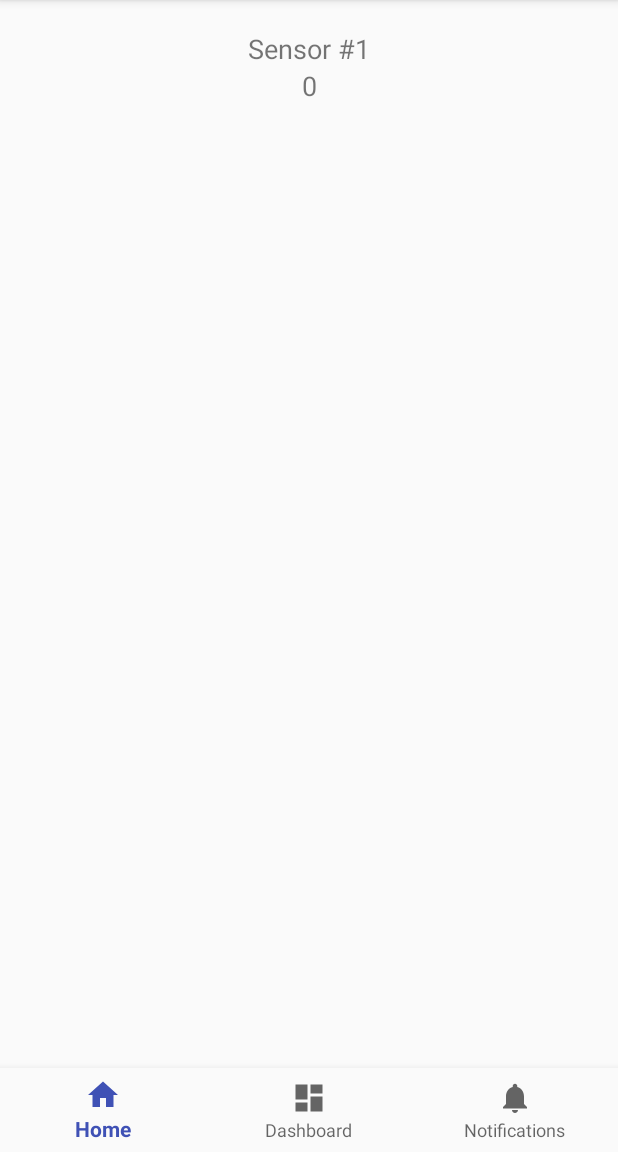
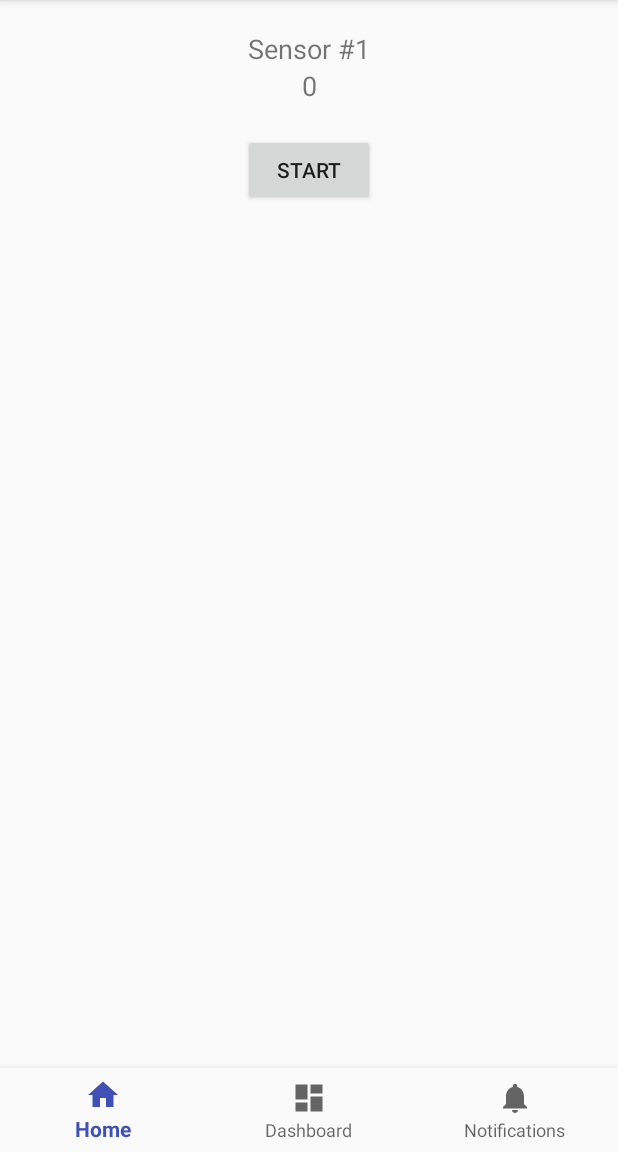
Before and after one commit to luizguilhermefr/CropMonitorAndroid, an Android app: the screen it shows after launch (MainActivity), on a phone screen of 412 x 824 dp, the part 84-1236 px from its top. Run offline under Robolectric (Android 15) with nearby library versions, the phone set to English and light mode, and no system bars.

```diff
--- a/app/src/main/java/br/unioeste/cropmonitor/MainActivity.java
+++ b/app/src/main/java/br/unioeste/cropmonitor/MainActivity.java
@@ -8,11 +8,9 @@ import android.support.design.widget.BottomNavigationView.OnNavigationItemSelect
 import android.support.v4.app.FragmentTransaction;
 import android.support.v7.app.AppCompatActivity;
 import android.view.MenuItem;
-import android.widget.FrameLayout;
 
 public class MainActivity extends AppCompatActivity implements MonitorFragment.OnFragmentInteractionListener {
 
-    FrameLayout frame;
 
     private OnNavigationItemSelectedListener mOnNavigationItemSelectedListener
             = new OnNavigationItemSelectedListener() {
@@ -42,11 +40,12 @@ public class MainActivity extends AppCompatActivity implements MonitorFragment.O
 
         getSupportFragmentManager().beginTransaction().replace(R.id.mainFrame, new MonitorFragment()).commit();
 
-        BottomNavigationView navigation = (BottomNavigationView) findViewById(R.id.navigation);
+        BottomNavigationView navigation = findViewById(R.id.navigation);
         navigation.setOnNavigationItemSelectedListener(mOnNavigationItemSelectedListener);
     }
 
     @Override
     public void onFragmentInteraction(Uri uri) {
     }
+
 }
--- a/app/src/main/java/br/unioeste/cropmonitor/MonitorFragment.java
+++ b/app/src/main/java/br/unioeste/cropmonitor/MonitorFragment.java
@@ -3,14 +3,22 @@ package br.unioeste.cropmonitor;
 import android.content.Context;
 import android.net.Uri;
 import android.os.Bundle;
+import android.os.Handler;
 import android.support.v4.app.Fragment;
 import android.view.LayoutInflater;
 import android.view.View;
 import android.view.ViewGroup;
+import android.widget.Button;
+import android.widget.TextView;
+
+import java.util.Random;
 
 
 public class MonitorFragment extends Fragment {
 
+    Button btnStart;
+    private Handler uiHandler = new Handler();
+    private TextView sensor1Content;
     private OnFragmentInteractionListener mListener;
 
     public MonitorFragment() {
@@ -31,7 +39,15 @@ public class MonitorFragment extends Fragment {
     @Override
     public View onCreateView(LayoutInflater inflater, ViewGroup container,
                              Bundle savedInstanceState) {
-        return inflater.inflate(R.layout.fragment_monitor, container, false);
+        View view = inflater.inflate(R.layout.fragment_monitor, container, false);
+        btnStart = view.findViewById(R.id.startPollingBtn);
+        btnStart.setOnClickListener(new View.OnClickListener() {
+            @Override
+            public void onClick(View view) {
+                poll(view);
+            }
+        });
+        return view;
     }
 
     public void onButtonPressed(Uri uri) {
@@ -57,6 +73,39 @@ public class MonitorFragment extends Fragment {
         mListener = null;
     }
 
+    public void poll(View view) {
+        Runnable runnable = new Runnable() {
+            @Override
+            public void run() {
+                updateSensors();
+            }
+        };
+        new Thread(runnable).start();
+    }
+
+    private void updateSensor1Ui(final String value) {
+        sensor1Content = getView().findViewById(R.id.sensor1Content);
+        uiHandler.post(new Runnable() {
+            @Override
+            public void run() {
+                sensor1Content.setText(value);
+            }
+        });
+    }
+
+    private void updateSensors() {
+        Integer sensor1;
+        for (; ; ) {
+            sensor1 = new Random().nextInt();
+            updateSensor1Ui(String.valueOf(sensor1));
+            try {
+                Thread.sleep(1000);
+            } catch (InterruptedException e) {
+                e.printStackTrace();
+            }
+        }
+    }
+
     public interface OnFragmentInteractionListener {
         void onFragmentInteraction(Uri uri);
     }
--- a/app/src/main/res/layout/fragment_monitor.xml
+++ b/app/src/main/res/layout/fragment_monitor.xml
@@ -1,17 +1,24 @@
-<ScrollView xmlns:android="http://schemas.android.com/apk/res/android"
+<LinearLayout xmlns:android="http://schemas.android.com/apk/res/android"
     xmlns:tools="http://schemas.android.com/tools"
     android:layout_width="match_parent"
     android:layout_height="match_parent"
+    android:gravity="center_horizontal"
+    android:orientation="vertical"
     tools:context="br.unioeste.cropmonitor.MonitorFragment">
+
+    <ScrollView
+        android:layout_width="match_parent"
+        android:layout_height="wrap_content"
+        android:orientation="vertical">
 
         <LinearLayout
             android:layout_width="match_parent"
             android:layout_height="wrap_content"
-        android:orientation="vertical"
+            android:layout_marginBottom="10dp"
             android:layout_marginLeft="20dp"
             android:layout_marginRight="20dp"
             android:layout_marginTop="10dp"
-        android:layout_marginBottom="10dp"
+            android:orientation="vertical"
             android:padding="10dp">
 
             <TextView
@@ -33,3 +40,12 @@
 
         </LinearLayout>
     </ScrollView>
+
+    <Button
+        android:id="@+id/startPollingBtn"
+        android:layout_width="wrap_content"
+        android:layout_height="wrap_content"
+        android:text="@string/start"
+        android:textAlignment="center" />
+
+</LinearLayout>
--- a/app/src/main/res/values/strings.xml
+++ b/app/src/main/res/values/strings.xml
@@ -7,4 +7,5 @@
     <!-- TODO: Remove or change this placeholder text -->
     <string name="hello_blank_fragment">Hello blank fragment</string>
     <string name="sensor1_title">Sensor #1</string>
+    <string name="start">Start</string>
 </resources>
```
Lines whose indentation alone changed are shown as unchanged.
